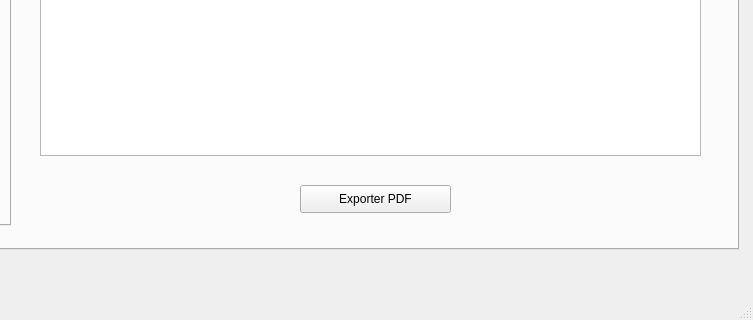
First picture: the form in produit_ingredient/produit_ingredient.ui, repository ramy25bh3/Pastry_Plus, before the edit; both pictures show x 432 to 1185 and y 291 to 611 of the 1185 by 611 pixel window.
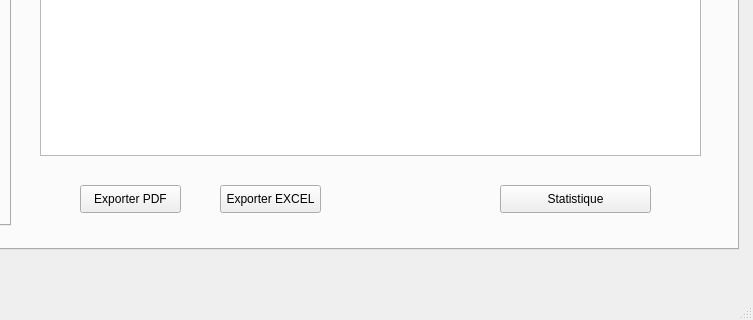
Second picture: the form after the edit.

What changed in the file:
```diff
--- a/produit_ingredient/produit_ingredient.ui
+++ b/produit_ingredient/produit_ingredient.ui
@@ -546,9 +546,9 @@
      <widget class="QPushButton" name="exporter_P">
       <property name="geometry">
        <rect>
-        <x>720</x>
+        <x>500</x>
         <y>440</y>
-        <width>151</width>
+        <width>101</width>
         <height>28</height>
        </rect>
       </property>
@@ -595,6 +595,32 @@
        <string/>
       </property>
      </widget>
+     <widget class="QPushButton" name="stat_P">
+      <property name="geometry">
+       <rect>
+        <x>920</x>
+        <y>440</y>
+        <width>151</width>
+        <height>28</height>
+       </rect>
+      </property>
+      <property name="text">
+       <string>Statistique</string>
+      </property>
+     </widget>
+     <widget class="QPushButton" name="excel_P">
+      <property name="geometry">
+       <rect>
+        <x>640</x>
+        <y>440</y>
+        <width>101</width>
+        <height>28</height>
+       </rect>
+      </property>
+      <property name="text">
+       <string>Exporter EXCEL</string>
+      </property>
+     </widget>
     </widget>
     <widget class="QWidget" name="tab_2">
      <attribute name="title">
```
Left out of the diff: 30 changed lines with no effect on the pictures.
